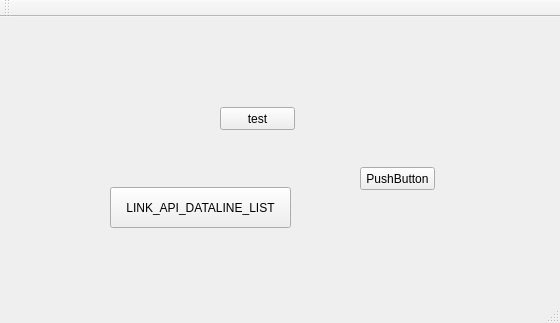
Old version of the form CommandCenter/MainApp/mainwindow.ui in the repository LDevin/CommandCenter.
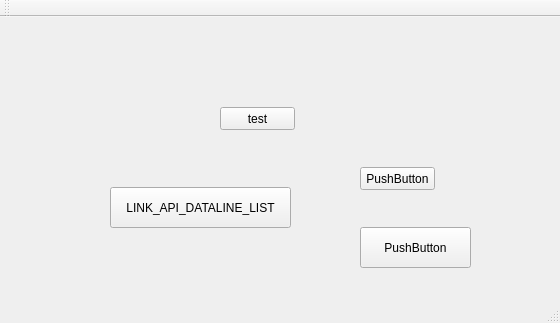
New version of the form.

The edit to the form file:
```diff
--- a/CommandCenter/MainApp/mainwindow.ui
+++ b/CommandCenter/MainApp/mainwindow.ui
@@ -53,6 +53,19 @@
      <string>LINK_API_DATALINE_LIST</string>
     </property>
    </widget>
+   <widget class="QPushButton" name="pushButton_4">
+    <property name="geometry">
+     <rect>
+      <x>360</x>
+      <y>210</y>
+      <width>111</width>
+      <height>41</height>
+     </rect>
+    </property>
+    <property name="text">
+     <string>PushButton</string>
+    </property>
+   </widget>
   </widget>
   <widget class="QMenuBar" name="menuBar">
    <property name="geometry">
```
